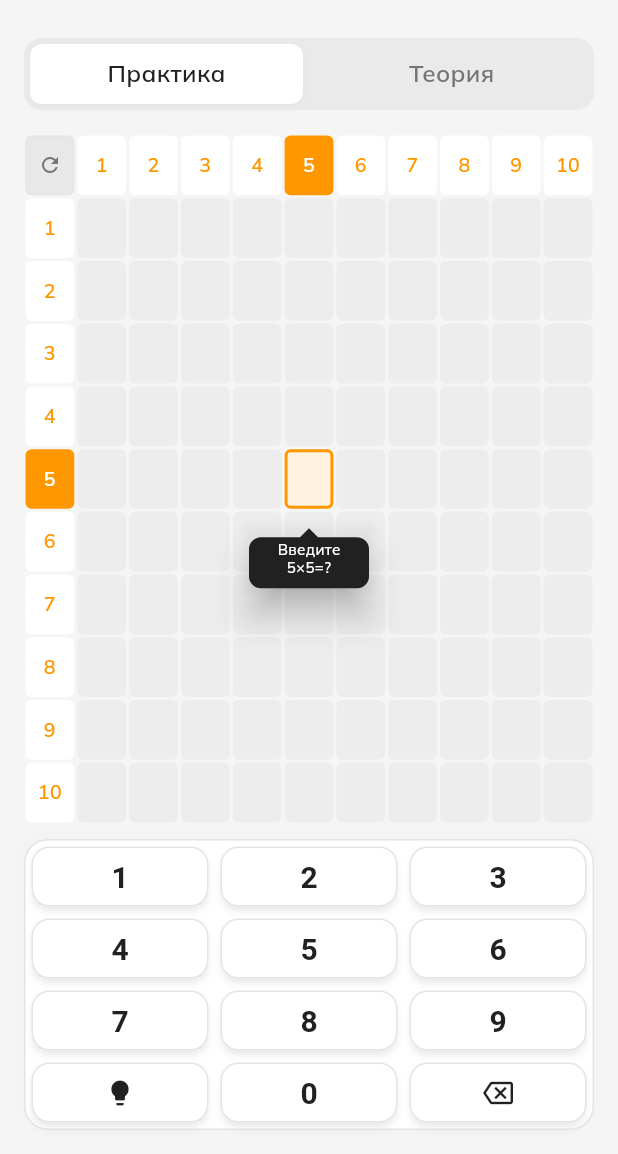
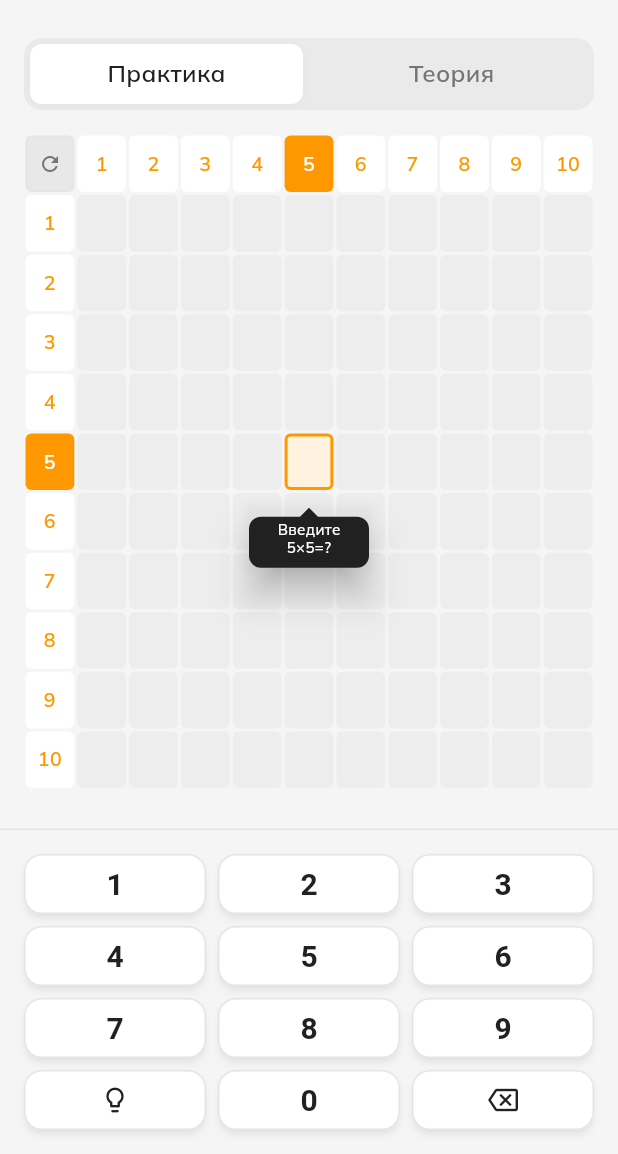
Before and after one commit to mikheenko/numnum, a Flutter app: the PythagorasTableScreen screen opened directly, on a phone screen of 412 x 824 dp, the part 82-1236 px from its top. Run offline on Flutter 3.47's test engine with Material 3 defaults, Android fonts, the phone set to English and light mode, and no system bars; our stand-ins replace google_fonts, rive, shared_preferences; missing offline and left inert: widgetbook; accounts and stored records are empty.

Commit message:
Improve hint popup design and UI consistency
- Replace emoji list markers with clean bullet points and proper typography alignment
- Unify text colors throughout hint popups (remove gray variants)
- Standardize all hint text to use body2 font size for consistency with facts section
- Update hint button in Pythagoras table to match keyboard button style (gray, icon-only, full width)
- Remove lightbulb icon from interesting facts section to avoid duplication
- Fix table height consistency between Practice and Theory tabs
- Increase hint popup height from 70% to 85% for better content visibility
- Reduce spacing between sections for more compact layout

```diff
--- a/lib/components/buttons/keyboard_button.dart
+++ b/lib/components/buttons/keyboard_button.dart
@@ -26,13 +26,9 @@ class _KeyboardButtonState extends State<KeyboardButton> {
       child: ElevatedButton(
         onPressed: widget.enabled ? widget.onTap : null,
         style: ElevatedButton.styleFrom(
-          backgroundColor: widget.enabled
-            ? context.colors.cardBackground
-            : context.colors.disabledColor,
-          foregroundColor: widget.enabled
-            ? context.colors.textPrimary
-            : context.colors.textSecondary,
-          elevation: widget.enabled ? 2 : 0,
+          backgroundColor: context.colors.cardBackground,
+          foregroundColor: context.colors.textPrimary,
+          elevation: 2,
           shadowColor: context.colors.dividerColor.withValues(alpha: 0.4),
           shape: RoundedRectangleBorder(
             borderRadius: AppBorderRadius.medium,
@@ -44,9 +40,7 @@ class _KeyboardButtonState extends State<KeyboardButton> {
         ),
         child: DefaultTextStyle(
           style: AppTextStyles.keyboard.copyWith(
-            color: widget.enabled
-              ? context.colors.textPrimary
-              : context.colors.textSecondary,
+            color: context.colors.textPrimary,
           ),
           child: widget.child ?? const SizedBox.shrink(),
         ),
--- a/lib/components/keyboard/custom_keyboard.dart
+++ b/lib/components/keyboard/custom_keyboard.dart
@@ -19,22 +19,15 @@ class CustomKeyboard extends StatelessWidget {
   Widget build(BuildContext context) {
     return Container(
       decoration: BoxDecoration(
-        color: context.colors.cardBackground,
-        borderRadius: BorderRadius.circular(AppSpacing.md),
-        boxShadow: [
-          BoxShadow(
-            color: context.colors.dividerColor.withValues(alpha: 0.3),
-            blurRadius: 8,
-            offset: const Offset(0, -2),
+        border: Border(
+          top: BorderSide(
+            color: context.colors.dividerColor,
+            width: 1.0,
           ),
-        ],
-        border: Border.all(
-          color: context.colors.dividerColor,
-          width: 1.0,
         ),
       ),
       child: Padding(
-        padding: const EdgeInsets.all(AppSpacing.xs),
+        padding: const EdgeInsets.all(AppSpacing.md),
         child: Column(
           mainAxisSize: MainAxisSize.min,
           children: [
@@ -108,7 +101,7 @@ class CustomKeyboard extends StatelessWidget {
       onTap: onHintTap,
       enabled: onHintTap != null,
       child: const Icon(
-        Icons.lightbulb,
+        Icons.lightbulb_outline,
         size: 20,
       ),
     );
--- a/lib/screens/pythagoras_table_screen.dart
+++ b/lib/screens/pythagoras_table_screen.dart
@@ -50,12 +50,7 @@ class PythagorasTableScreen extends StatelessWidget {
                   ),
                 ),
                 Expanded(
-                  child: Padding(
-                    padding: const EdgeInsets.fromLTRB(
-                      AppSpacing.md, 0, AppSpacing.md, AppSpacing.md,
-                    ),
                   child: _PythagorasTableWithModes(),
-                  ),
                 ),
               ],
             ),
@@ -213,6 +208,7 @@ class _PythagorasTableWithModesState extends State<_PythagorasTableWithModes>
 
   void _onPracticeKeyboardTap(String value) {
     if (_selectedI == null || _selectedJ == null) return;
+    if (_solvedCells.contains('${_selectedI}_$_selectedJ')) return;
 
     setState(() {
       if (value == '<') {
@@ -341,7 +337,11 @@ class _PythagorasTableWithModesState extends State<_PythagorasTableWithModes>
   @override
   Widget build(BuildContext context) {
     if (_currentMode == TableMode.study) {
-      return Column(
+      return Padding(
+        padding: const EdgeInsets.fromLTRB(
+          AppSpacing.md, 0, AppSpacing.md, AppSpacing.md,
+        ),
+        child: Column(
           children: [
             const SizedBox(height: AppSpacing.md),
             _buildSegmentControl(),
@@ -364,9 +364,12 @@ class _PythagorasTableWithModesState extends State<_PythagorasTableWithModes>
                     ),
                   ),
                   const SizedBox(height: AppSpacing.xl),
-                // Math facts area with hint button
+                  // Math facts area with hint button - fixed height to match keyboard
                   SizedBox(
-                  height: 220,
+                    height: (AppButtonDimensions.keyboardButton * 4) +
+                            (AppSpacing.sm * 3) +
+                            (AppSpacing.md * 2) +
+                            1, // Exact keyboard height: 217px
                     child: Column(
                       children: [
                         Expanded(child: _MathFactsArea()),
@@ -374,20 +377,27 @@ class _PythagorasTableWithModesState extends State<_PythagorasTableWithModes>
                         if (_selectedI != null && _selectedJ != null)
                           Padding(
                             padding: const EdgeInsets.only(top: AppSpacing.sm),
+                            child: SizedBox(
+                              width: double.infinity,
+                              height: AppButtonDimensions.keyboardButton,
                               child: ElevatedButton(
                                 onPressed: _showHint,
                                 style: ElevatedButton.styleFrom(
-                              backgroundColor: context.colors.primary,
-                              foregroundColor: context.colors.onPrimary,
-                              padding: const EdgeInsets.symmetric(
-                                horizontal: AppSpacing.lg,
-                                vertical: AppSpacing.sm,
+                                  backgroundColor: context.colors.cardBackground,
+                                  foregroundColor: context.colors.textPrimary,
+                                  elevation: 2,
+                                  shadowColor: context.colors.dividerColor.withValues(alpha: 0.4),
+                                  shape: RoundedRectangleBorder(
+                                    borderRadius: AppBorderRadius.medium,
+                                  ),
+                                  side: BorderSide(
+                                    color: context.colors.dividerColor,
+                                    width: 1.0,
                                   ),
                                 ),
-                            child: Text(
-                              AppLocalizations.get('hint_button', context),
-                              style: AppTextStyles.body2.copyWith(
-                                color: context.colors.onPrimary,
+                                child: const Icon(
+                                  Icons.lightbulb_outline,
+                                  size: 20,
                                 ),
                               ),
                             ),
@@ -399,10 +409,19 @@ class _PythagorasTableWithModesState extends State<_PythagorasTableWithModes>
               ),
             ),
           ],
+        ),
       );
     } else {
-      return SafeArea(
+      return Column(
+        children: [
+          // Основной контент с отступами
+          Expanded(
+            child: SafeArea(
               bottom: false,
+              child: Padding(
+                padding: const EdgeInsets.fromLTRB(
+                  AppSpacing.md, 0, AppSpacing.md, 0,
+                ),
                 child: Column(
                   children: [
                     const SizedBox(height: AppSpacing.md),
@@ -432,20 +451,23 @@ class _PythagorasTableWithModesState extends State<_PythagorasTableWithModes>
                         },
                       ),
                     ),
-            Padding(
-              padding: const EdgeInsets.fromLTRB(0, AppSpacing.xl, 0, 0),
-              child: SizedBox(
-                child: CustomKeyboard(
-                  onTap: _onPracticeKeyboardTap,
-                  enabled: _selectedI != null &&
-                           _selectedJ != null &&
-                           !_solvedCells.contains('${_selectedI}_$_selectedJ'),
-                  onHintTap: (_selectedI != null && _selectedJ != null) ? _showHint : null,
+                    // Дополнительное пространство перед клавиатурой
+                    const SizedBox(height: AppSpacing.xxl),
+                  ],
                 ),
               ),
             ),
+          ),
+          // Клавиатура без отступов от краев
+          SafeArea(
+            top: false,
+            child: CustomKeyboard(
+              onTap: _onPracticeKeyboardTap,
+              enabled: true,
+              onHintTap: _showHint,
+            ),
+          ),
         ],
-        ),
       );
     }
   }
@@ -545,18 +567,12 @@ class _PythagorasTableWithModesState extends State<_PythagorasTableWithModes>
         child: Column(
           crossAxisAlignment: CrossAxisAlignment.start,
           children: [
-            Row(
-              children: [
-                Icon(Icons.lightbulb_outline, color: Colors.amber[700], size: 20),
-                const SizedBox(width: AppSpacing.sm),
             Text(
               AppLocalizations.get('interesting_facts'),
               style: AppTextStyles.body2.copyWith(
                 fontWeight: FontWeight.bold,
                 color: context.colors.textSecondary,
               ),
-                ),
-              ],
             ),
             const SizedBox(height: AppSpacing.md),
             Expanded(
--- a/lib/screens/settings_screen.dart
+++ b/lib/screens/settings_screen.dart
@@ -97,7 +97,10 @@ class _SettingsScreenState extends State<SettingsScreen> {
           ),
           body: SafeArea(
             child: SingleChildScrollView(
-              padding: const EdgeInsets.all(AppSpacing.lg),
+              padding: const EdgeInsets.symmetric(
+                horizontal: AppSpacing.md,
+                vertical: AppSpacing.lg,
+              ),
               child: Column(
                 crossAxisAlignment: CrossAxisAlignment.start,
                 children: [
```
Also changed, not shown: lib/components/hint/hint_popup.dart (+97 -61 lines), lib/screens/duel_screen.dart (+12 -4 lines), lib/screens/lesson_screen.dart (+18 -14 lines), lib/screens/result_screen.dart (+7 -10 lines), 1 other file. Lines whose indentation alone changed are shown as unchanged.
